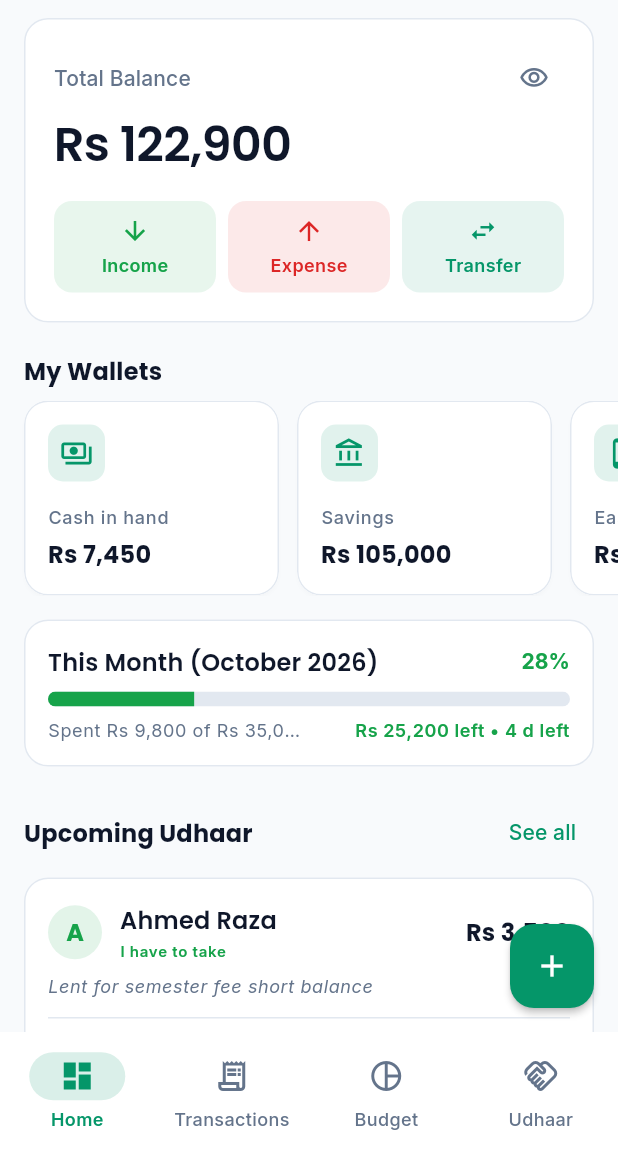
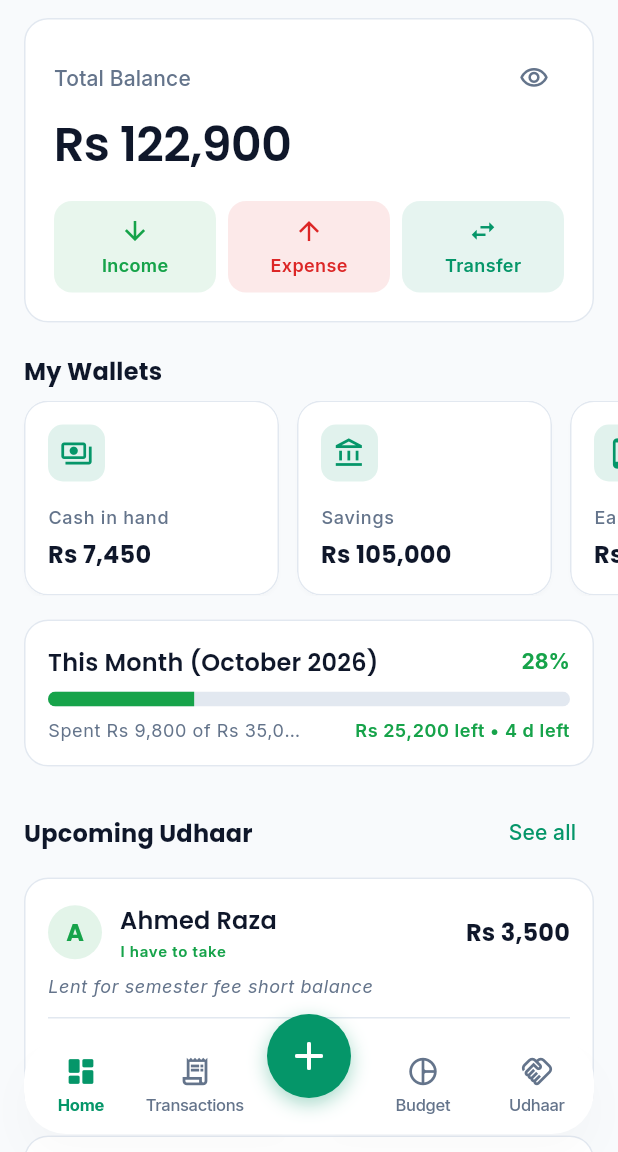
Before and after one commit to MuhammadAsim2009/Track-Cash, a Flutter app: the screen it shows after launch, on a phone screen of 412 x 824 dp, the part 84-1236 px from its top. Run offline on Flutter 3.47's test engine with Material 3 defaults, Android fonts, the phone set to English and light mode, and no system bars; our stand-ins replace flutter_riverpod, google_fonts, shared_preferences.

Commit message:
update app bottom bar

```diff
--- a/lib/features/budget/screens/budget_screen.dart
+++ b/lib/features/budget/screens/budget_screen.dart
@@ -7,6 +7,7 @@ import '../../../core/utils/date_formatter.dart';
 import '../../../core/utils/icon_resolver.dart';
 import '../../../data/models/models.dart';
 import '../../../data/repositories/repository_providers.dart';
+import '../../../widgets/tab_screen_wrapper.dart';
 import 'set_budget_screen.dart';
 
 /// Provider for tracking currently selected month in Budget view.
@@ -143,7 +144,7 @@ class _BudgetScreenState extends ConsumerState<BudgetScreen> {
                   },
                   child: SingleChildScrollView(
                     physics: const AlwaysScrollableScrollPhysics(),
-                    padding: const EdgeInsets.fromLTRB(16, 16, 16, 100),
+                    padding: TabScreenWrapper.padding(context, const EdgeInsets.fromLTRB(16, 16, 16, 0)),
                     child: Column(
                       crossAxisAlignment: CrossAxisAlignment.start,
                       children: [
--- a/lib/features/dashboard/screens/dashboard_screen.dart
+++ b/lib/features/dashboard/screens/dashboard_screen.dart
@@ -6,6 +6,7 @@ import '../../../core/utils/date_formatter.dart';
 import '../../../data/models/models.dart';
 import '../../../data/repositories/repository_providers.dart';
 import '../../../widgets/budget_progress_bar.dart';
+import '../../../widgets/tab_screen_wrapper.dart';
 import '../../../widgets/transaction_tile.dart';
 import '../../../widgets/udhaar_tile.dart';
 import '../../../widgets/wallet_card.dart';
@@ -54,7 +55,7 @@ class _DashboardScreenState extends ConsumerState<DashboardScreen> {
       },
       child: SingleChildScrollView(
         physics: const AlwaysScrollableScrollPhysics(),
-        padding: const EdgeInsets.only(bottom: 80),
+        padding: TabScreenWrapper.padding(context),
         child: Column(
           crossAxisAlignment: CrossAxisAlignment.start,
           children: [
@@ -390,11 +391,16 @@ class _DashboardScreenState extends ConsumerState<DashboardScreen> {
                 return Card(
                   elevation: 0,
                   margin: const EdgeInsets.symmetric(horizontal: 16.0),
+                  clipBehavior: Clip.antiAlias,
+                  shape: const RoundedRectangleBorder(
+                    borderRadius: BorderRadius.all(Radius.circular(16)),
+                  ),
                   child: ListView.separated(
+                    padding: EdgeInsets.zero,
                     shrinkWrap: true,
                     physics: const NeverScrollableScrollPhysics(),
                     itemCount: transactions.length,
-                    separatorBuilder: (_, _) => const Divider(height: 1),
+                    separatorBuilder: (_, _) => const Divider(height: 1, thickness: 1),
                     itemBuilder: (context, index) {
                       final tx = transactions[index];
                       return TransactionTile(
--- /dev/null
+++ b/lib/features/home/providers/navigation_provider.dart
@@ -0,0 +1,8 @@
+import 'package:flutter_riverpod/flutter_riverpod.dart';
+
+/// Provider holding the currently selected bottom navigation tab index:
+/// 0: Home (Dashboard)
+/// 1: Transactions
+/// 2: Budget
+/// 3: Udhaar
+final navigationIndexProvider = StateProvider<int>((ref) => 0);
--- a/lib/features/home/screens/main_navigation_screen.dart
+++ b/lib/features/home/screens/main_navigation_screen.dart
@@ -2,6 +2,9 @@ import 'package:flutter/material.dart';
 import 'package:flutter_riverpod/flutter_riverpod.dart';
 import '../../../core/theme/theme_provider.dart';
 import '../../../core/utils/date_formatter.dart';
+import '../../../data/models/models.dart';
+import '../../../widgets/floating_nav_bar.dart';
+import '../../../widgets/tab_screen_wrapper.dart';
 import '../../auth/providers/auth_provider.dart';
 import '../../budget/screens/budget_screen.dart';
 import '../../budget/screens/set_budget_screen.dart';
@@ -12,6 +15,7 @@ import '../../transactions/screens/transactions_screen.dart';
 import '../../transfers/screens/transfers_screen.dart';
 import '../../udhaar/screens/add_edit_udhaar_screen.dart';
 import '../../udhaar/screens/udhaar_screen.dart';
+import '../providers/navigation_provider.dart';
 
 enum MoreMenuAction {
   categories,
@@ -21,9 +25,9 @@ enum MoreMenuAction {
 }
 
 /// Root navigation screen featuring:
-/// - App bar with title and "More" popup menu (Categories, Transfers, Theme, Logout)
-/// - Material 3 NavigationBar with 4 tabs (Home, Transactions, Budget, Udhaar)
-/// - Floating Action Button for quick add on Home and Transactions tabs
+/// - App bar with dynamic title and "More" popup menu (Categories, Transfers, Theme, Logout)
+/// - IndexedStack holding tab screens wrapped in TabScreenWrapper (retaining state & avoiding overlap)
+/// - Custom FloatingNavBar with smooth cubic notch, 4 animated tabs, and center "+" button
 class MainNavigationScreen extends ConsumerStatefulWidget {
   const MainNavigationScreen({super.key});
 
@@ -33,14 +37,42 @@ class MainNavigationScreen extends ConsumerStatefulWidget {
 }
 
 class _MainNavigationScreenState extends ConsumerState<MainNavigationScreen> {
-  int _currentIndex = 0;
-
   static const List<String> _titles = [
     'TrackCash',
     'Transactions',
     'Monthly Budget',
     'Udhaar',
   ];
+
+  /// Dispatches the "+" button action based on the currently selected tab.
+  /// - Home / Transactions → Add Expense transaction (with Income toggle)
+  /// - Budget (index 2)    → Set Budget for current month
+  /// - Udhaar (index 3)    → Add Udhaar entry
+  void _onAddPressed(BuildContext context, int tabIndex) {
+    switch (tabIndex) {
+      case 2: // Budget tab
+        Navigator.of(context).push(
+          MaterialPageRoute(
+            builder: (_) => SetBudgetScreen(
+              monthKey: DateFormatter.formatMonthKey(DateTime.now()),
+            ),
+          ),
+        );
+      case 3: // Udhaar tab
+        Navigator.of(context).push(
+          MaterialPageRoute(builder: (_) => const AddEditUdhaarScreen()),
+        );
+      default: // Home (0) & Transactions (1)
+        Navigator.of(context).push(
+          MaterialPageRoute(
+            builder: (_) => const AddEditTransactionScreen(
+              initialType: TransactionType.expense,
+            ),
+          ),
+        );
+    }
+  }
+
 
   void _onMenuActionSelected(MoreMenuAction action) {
     switch (action) {
@@ -150,20 +182,28 @@ class _MainNavigationScreenState extends ConsumerState<MainNavigationScreen> {
 
   @override
   Widget build(BuildContext context) {
+    final currentIndex = ref.watch(navigationIndexProvider);
+
+    // Tab screens wrapped in TabScreenWrapper to centrally provide bottom padding
+    // so content and the last list item are never obscured behind the floating nav bar.
     final screens = [
       DashboardScreen(
-        onNavigateToTransactions: () => setState(() => _currentIndex = 1),
-        onNavigateToBudget: () => setState(() => _currentIndex = 2),
-        onNavigateToUdhaar: () => setState(() => _currentIndex = 3),
+        onNavigateToTransactions: () =>
+            ref.read(navigationIndexProvider.notifier).state = 1,
+        onNavigateToBudget: () =>
+            ref.read(navigationIndexProvider.notifier).state = 2,
+        onNavigateToUdhaar: () =>
+            ref.read(navigationIndexProvider.notifier).state = 3,
       ),
       const TransactionsScreen(),
       const BudgetScreen(),
       const UdhaarScreen(),
-    ];
+    ].map((screen) => TabScreenWrapper(child: screen)).toList();
 
     return Scaffold(
+      extendBody: true,
       appBar: AppBar(
-        title: Text(_titles[_currentIndex]),
+        title: Text(_titles[currentIndex]),
         actions: [
           PopupMenuButton<MoreMenuAction>(
             icon: const Icon(Icons.more_vert),
@@ -216,79 +256,23 @@ class _MainNavigationScreenState extends ConsumerState<MainNavigationScreen> {
         ],
       ),
       body: IndexedStack(
-        index: _currentIndex,
+        index: currentIndex,
         children: screens,
       ),
-      floatingActionButton: switch (_currentIndex) {
-        0 || 1 => FloatingActionButton(
-            heroTag: null,
-            onPressed: () {
-              Navigator.of(context).push(
-                MaterialPageRoute(
-                  builder: (_) => const AddEditTransactionScreen(),
-                ),
-              );
-            },
-            tooltip: 'Add Transaction',
-            child: const Icon(Icons.add),
-          ),
-        2 => FloatingActionButton(
-            heroTag: null,
-            onPressed: () {
-              final selectedDate = ref.read(selectedBudgetMonthProvider);
-              final monthKey = DateFormatter.formatMonthKey(selectedDate);
-              Navigator.of(context).push(
-                MaterialPageRoute(
-                  builder: (_) => SetBudgetScreen(monthKey: monthKey),
-                ),
-              );
-            },
-            tooltip: 'Set Budget',
-            child: const Icon(Icons.add),
-          ),
-        3 => FloatingActionButton(
-            heroTag: null,
-            onPressed: () {
-              Navigator.of(context).push(
-                MaterialPageRoute(
-                  builder: (_) => const AddEditUdhaarScreen(),
-                ),
-              );
-            },
-            tooltip: 'Add Udhaar',
-            child: const Icon(Icons.add),
-          ),
-        _ => null,
-      },
-      bottomNavigationBar: NavigationBar(
-        selectedIndex: _currentIndex,
-        onDestinationSelected: (index) {
-          setState(() {
-            _currentIndex = index;
-          });
-        },
-        destinations: const [
-          NavigationDestination(
-            icon: Icon(Icons.dashboard_outlined),
-            selectedIcon: Icon(Icons.dashboard),
-            label: 'Home',
-          ),
-          NavigationDestination(
-            icon: Icon(Icons.receipt_long_outlined),
-            selectedIcon: Icon(Icons.receipt_long),
-            label: 'Transactions',
-          ),
-          NavigationDestination(
-            icon: Icon(Icons.pie_chart_outline),
-            selectedIcon: Icon(Icons.pie_chart),
-            label: 'Budget',
-          ),
-          NavigationDestination(
-            icon: Icon(Icons.handshake_outlined),
-            selectedIcon: Icon(Icons.handshake),
-            label: 'Udhaar',
-          ),
-        ],
+      bottomNavigationBar: Padding(
+        padding: EdgeInsets.fromLTRB(
+          16,
+          0,
+          16,
+          12 + MediaQuery.paddingOf(context).bottom,
+        ),
+        child: FloatingNavBar(
+          selectedIndex: currentIndex,
+          onTabSelected: (index) {
+            ref.read(navigationIndexProvider.notifier).state = index;
+          },
+          onAddPressed: () => _onAddPressed(context, currentIndex),
+        ),
       ),
     );
   }
--- a/lib/features/udhaar/screens/udhaar_screen.dart
+++ b/lib/features/udhaar/screens/udhaar_screen.dart
@@ -6,6 +6,7 @@ import '../../../data/models/models.dart';
 import '../../../data/repositories/repository_providers.dart';
 import '../../../widgets/confirm_dialog.dart';
 import '../../../widgets/empty_state_view.dart';
+import '../../../widgets/tab_screen_wrapper.dart';
 import '../../../widgets/udhaar_tile.dart';
 import 'add_edit_udhaar_screen.dart';
 
@@ -221,7 +222,7 @@ class _UdhaarScreenState extends ConsumerState<UdhaarScreen>
     }
 
     return ListView.builder(
-      padding: const EdgeInsets.only(top: 8, bottom: 80),
+      padding: EdgeInsets.only(top: 8, bottom: TabScreenWrapper.bottomPadding(context)),
       itemCount: filtered.length,
       itemBuilder: (context, index) {
         final item = filtered[index];
--- /dev/null
+++ b/lib/widgets/floating_nav_bar.dart
@@ -0,0 +1,359 @@
+import 'package:flutter/material.dart';
+import '../core/theme/app_colors.dart';
+
+/// Custom floating notched bottom navigation bar.
+///
+/// Features:
+/// - 4 tabs: Home, Transactions, Budget, Udhaar (2 left, 2 right)
+/// - Center 56px round primary green "+" button sitting in a smooth cubic curved notch
+/// - Smooth 200ms selection animations
+/// - Light mode: soft elevation shadow on white surface
+/// - Dark mode: #1E293B surface with subtle #334155 1px border
+class FloatingNavBar extends StatelessWidget {
+  const FloatingNavBar({
+    super.key,
+    required this.selectedIndex,
+    required this.onTabSelected,
+    required this.onAddPressed,
+  });
+
+  final int selectedIndex;
+  final ValueChanged<int> onTabSelected;
+  final VoidCallback onAddPressed;
+
+  static const double barHeight = 64.0;
+  static const double topProtrusion = 16.0;
+  static const double totalHeight = barHeight + topProtrusion; // 80.0
+  static const double buttonSize = 56.0;
+  static const double cornerRadius = 28.0;
+
+  @override
+  Widget build(BuildContext context) {
+    final theme = Theme.of(context);
+    final colors = context.colors;
+    final isDark = theme.brightness == Brightness.dark;
+
+    final surfaceColor =
+        isDark ? AppColors.surfaceDark : AppColors.surfaceLight;
+    final borderColor = colors.border;
+
+    return SizedBox(
+      height: totalHeight,
+      child: LayoutBuilder(
+        builder: (context, constraints) {
+          final width = constraints.maxWidth;
+          final centerX = width / 2;
+
+          return Stack(
+            clipBehavior: Clip.none,
+            children: [
+              // 1. Notched Bar Canvas (Cubic bezier curve dip + rounded corners)
+              Positioned.fill(
+                child: CustomPaint(
+                  painter: _NotchedBarPainter(
+                    surfaceColor: surfaceColor,
+                    borderColor: borderColor,
+                    isDark: isDark,
+                    topOffset: topProtrusion,
+                    cornerRadius: cornerRadius,
+                  ),
+                ),
+              ),
+
+              // 2. Tabs Row
+              Positioned(
+                top: topProtrusion,
+                left: 0,
+                right: 0,
+                height: barHeight,
+                child: Row(
+                  children: [
+                    // Tab 0: Home
+                    Expanded(
+                      child: _NavBarItem(
+                        icon: Icons.dashboard_outlined,
+                        selectedIcon: Icons.dashboard_rounded,
+                        label: 'Home',
+                        isSelected: selectedIndex == 0,
+                        onTap: () => onTabSelected(0),
+                      ),
+                    ),
+                    // Tab 1: Transactions
+                    Expanded(
+                      child: _NavBarItem(
+                        icon: Icons.receipt_long_outlined,
+                        selectedIcon: Icons.receipt_long_rounded,
+                        label: 'Transactions',
+                        isSelected: selectedIndex == 1,
+                        onTap: () => onTabSelected(1),
+                      ),
+                    ),
+
+                    // Center gap for notch & + button
+                    const SizedBox(width: 76),
+
+                    // Tab 2: Budget
+                    Expanded(
+                      child: _NavBarItem(
+                        icon: Icons.pie_chart_outline_rounded,
+                        selectedIcon: Icons.pie_chart_rounded,
+                        label: 'Budget',
+                        isSelected: selectedIndex == 2,
+                        onTap: () => onTabSelected(2),
+                      ),
+                    ),
+                    // Tab 3: Udhaar
+                    Expanded(
+                      child: _NavBarItem(
+                        icon: Icons.handshake_outlined,
+                        selectedIcon: Icons.handshake_rounded,
+                        label: 'Udhaar',
+                        isSelected: selectedIndex == 3,
+                        onTap: () => onTabSelected(3),
+                      ),
+                    ),
+                  ],
+                ),
+              ),
+
+              // 3. Center Floating "+" Button
+              Positioned(
+                top: 0,
+                left: centerX - (buttonSize / 2),
+                width: buttonSize,
+                height: buttonSize,
+                child: Semantics(
+                  button: true,
+                  label: 'Add Transaction',
+                  child: Container(
+                    decoration: BoxDecoration(
+                      color: theme.colorScheme.primary,
+                      shape: BoxShape.circle,
+                      boxShadow: [
+                        BoxShadow(
+                          color:
+                              theme.colorScheme.primary.withValues(alpha: 0.35),
+                          blurRadius: 10,
+                          offset: const Offset(0, 4),
+                        ),
+                      ],
+                    ),
+                    child: Material(
+                      color: Colors.transparent,
+                      child: InkWell(
+                        onTap: onAddPressed,
+                        customBorder: const CircleBorder(),
+                        splashColor: Colors.white.withValues(alpha: 0.2),
+                        highlightColor: Colors.white.withValues(alpha: 0.1),
+                        child: const Center(
+                          child: Icon(
+                            Icons.add_rounded,
+                            color: Colors.white,
+                            size: 32,
+                          ),
+                        ),
+                      ),
+                    ),
+                  ),
+                ),
+              ),
+            ],
+          );
+        },
+      ),
+    );
+  }
+}
+
+class _NotchedBarPainter extends CustomPainter {
+  const _NotchedBarPainter({
+    required this.surfaceColor,
+    required this.borderColor,
+    required this.isDark,
+    required this.topOffset,
+    required this.cornerRadius,
+  });
+
+  final Color surfaceColor;
+  final Color borderColor;
+  final bool isDark;
+  final double topOffset;
+  final double cornerRadius;
+
+  @override
+  void paint(Canvas canvas, Size size) {
+    final w = size.width;
+    final h = size.height;
+    final top = topOffset;
+    final bottom = h;
+    final centerX = w / 2;
+
+    // Notch dip parameters:
+    // Button is 56x56 from y = 0 to y = 56.
+    // Dip clears button bottom with gap (6px gap -> y = 62.0).
+    const notchBottom = 62.0;
+    const notchHalfWidth = 46.0;
+    final notchLeft = centerX - notchHalfWidth;
+    final notchRight = centerX + notchHalfWidth;
+
+    final path = Path();
+    // Start at top-left corner
+    path.moveTo(cornerRadius, top);
+
+    // Left horizontal segment
+    path.lineTo(notchLeft, top);
+
+    // Left cubic curve entering the notch dip smoothly
+    path.cubicTo(
+      centerX - 24.0,
+      top,
+      centerX - 26.0,
+      notchBottom,
+      centerX,
+      notchBottom,
+    );
+
+    // Right cubic curve leaving the notch dip smoothly
+    path.cubicTo(
+      centerX + 26.0,
+      notchBottom,
+      centerX + 24.0,
+      top,
+      notchRight,
+      top,
+    );
+
+    // Right horizontal segment to top-right corner
+    path.lineTo(w - cornerRadius, top);
+    path.arcToPoint(
+      Offset(w, top + cornerRadius),
+      radius: Radius.circular(cornerRadius),
+    );
+
+    // Right vertical edge
+    path.lineTo(w, bottom - cornerRadius);
+    path.arcToPoint(
+      Offset(w - cornerRadius, bottom),
+      radius: Radius.circular(cornerRadius),
+    );
+
+    // Bottom horizontal edge
+    path.lineTo(cornerRadius, bottom);
+    path.arcToPoint(
+      Offset(0, bottom - cornerRadius),
+      radius: Radius.circular(cornerRadius),
+    );
+
+    // Left vertical edge
+    path.lineTo(0, top + cornerRadius);
+    path.arcToPoint(
+      Offset(cornerRadius, top),
+      radius: Radius.circular(cornerRadius),
+    );
+
+    path.close();
+
+    // Draw shadow in light mode
+    if (!isDark) {
+      canvas.drawShadow(
+        path,
+        Colors.black.withValues(alpha: 0.08),
+        8.0,
+        true,
+      );
+    }
+
+    // Fill surface
+    final fillPaint = Paint()
+      ..color = surfaceColor
+      ..style = PaintingStyle.fill;
+    canvas.drawPath(path, fillPaint);
+
+    // Draw 1px border in dark mode
+    if (isDark) {
+      final borderPaint = Paint()
+        ..color = borderColor
+        ..style = PaintingStyle.stroke
+        ..strokeWidth = 1.0;
+      canvas.drawPath(path, borderPaint);
+    }
+  }
+
+  @override
+  bool shouldRepaint(_NotchedBarPainter old) =>
+      old.surfaceColor != surfaceColor ||
+      old.borderColor != borderColor ||
+      old.isDark != isDark ||
+      old.topOffset != topOffset ||
+      old.cornerRadius != cornerRadius;
+}
+
+class _NavBarItem extends StatelessWidget {
+  const _NavBarItem({
+    required this.icon,
+    required this.selectedIcon,
+    required this.label,
+    required this.isSelected,
+    required this.onTap,
+  });
+
+  final IconData icon;
+  final IconData selectedIcon;
+  final String label;
+  final bool isSelected;
+  final VoidCallback onTap;
+
+  @override
+  Widget build(BuildContext context) {
+    final theme = Theme.of(context);
+    final colors = context.colors;
+
+    final activeColor = theme.colorScheme.primary;
+    final inactiveColor = colors.textSecondary;
+
+    return Material(
+      color: Colors.transparent,
+      child: InkWell(
+        onTap: onTap,
+        borderRadius: BorderRadius.circular(16),
+        child: Padding(
+          padding: const EdgeInsets.symmetric(vertical: 6),
+          child: Column(
+            mainAxisSize: MainAxisSize.min,
+            mainAxisAlignment: MainAxisAlignment.center,
+            children: [
+              AnimatedSwitcher(
+                duration: const Duration(milliseconds: 200),
+                transitionBuilder: (child, anim) => ScaleTransition(
+                  scale: anim,
+                  child: child,
+                ),
+                child: Icon(
+                  isSelected ? selectedIcon : icon,
+                  key: ValueKey<bool>(isSelected),
+                  color: isSelected ? activeColor : inactiveColor,
+                  size: 22,
+                ),
+              ),
+              const SizedBox(height: 3),
+              AnimatedDefaultTextStyle(
+                duration: const Duration(milliseconds: 200),
+                style: theme.textTheme.labelSmall!.copyWith(
+                  color: isSelected ? activeColor : inactiveColor,
+                  fontWeight: isSelected ? FontWeight.w700 : FontWeight.w500,
+                  fontSize: 11,
+                  letterSpacing: -0.2,
+                ),
+                child: Text(
+                  label,
+                  maxLines: 1,
+                  overflow: TextOverflow.ellipsis,
+                ),
+              ),
+            ],
+          ),
+        ),
+      ),
+    );
+  }
+}
--- /dev/null
+++ b/lib/widgets/tab_screen_wrapper.dart
@@ -0,0 +1,41 @@
+import 'package:flutter/material.dart';
+
+/// Standard bottom padding constant and wrapper widget for tab screens
+/// ensuring content and the last list item are never obscured behind the floating navigation bar.
+///
+/// The floating nav bar sits at: 12px bottom margin + safe area + bar height (80px).
+/// We add a small extra gap (8px) so the last item isn't flush against the bar.
+class TabScreenWrapper extends StatelessWidget {
+  const TabScreenWrapper({
+    super.key,
+    required this.child,
+  });
+
+  final Widget child;
+
+  /// The visual height occupied by the floating navigation bar + its margins.
+  /// bar total height (80) + bottom margin (12) + extra breathing room (8) = 100px.
+  static const double _navBarTotal = 100.0;
+
+  /// Returns the required bottom inset in logical pixels.
+  /// This is the nav bar height plus the system safe area inset (gesture bar / home indicator).
+  static double bottomPadding(BuildContext context) {
+    // viewPadding gives the OS-level insets even inside Scaffolds with extendBody.
+    return _navBarTotal + MediaQuery.viewPaddingOf(context).bottom;
+  }
+
+  /// Returns an EdgeInsets based on [base] with the correct bottom inset applied.
+  static EdgeInsets padding(BuildContext context, [EdgeInsets base = EdgeInsets.zero]) {
+    return base.copyWith(
+      bottom: base.bottom + bottomPadding(context),
+    );
+  }
+
+  @override
+  Widget build(BuildContext context) {
+    // Pass child through without a wrapping Padding; individual screens use
+    // TabScreenWrapper.padding() / TabScreenWrapper.bottomPadding() on their
+    // own scroll views / list views so the insets are always correct.
+    return child;
+  }
+}
--- a/lib/widgets/transaction_tile.dart
+++ b/lib/widgets/transaction_tile.dart
@@ -42,7 +42,7 @@ class TransactionTile extends StatelessWidget {
       onLongPress: onLongPress,
       borderRadius: BorderRadius.circular(12),
       child: Padding(
-        padding: const EdgeInsets.symmetric(horizontal: 16.0, vertical: 10.0),
+        padding: const EdgeInsets.symmetric(horizontal: 14.0, vertical: 8.0),
         child: Row(
           children: [
             // Category Icon Badge
```
Also changed, not shown: lib/features/budget/screens/set_budget_screen.dart (+24 -6 lines), lib/features/transactions/screens/transactions_screen.dart (+8 -7 lines), 3 other files.
